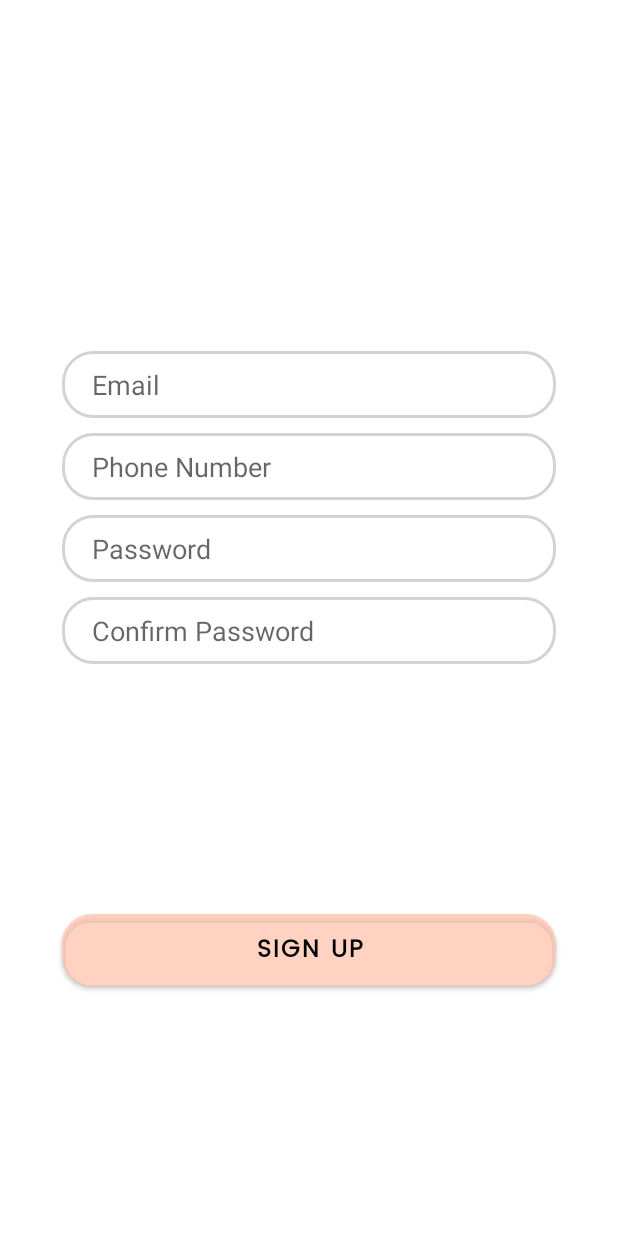
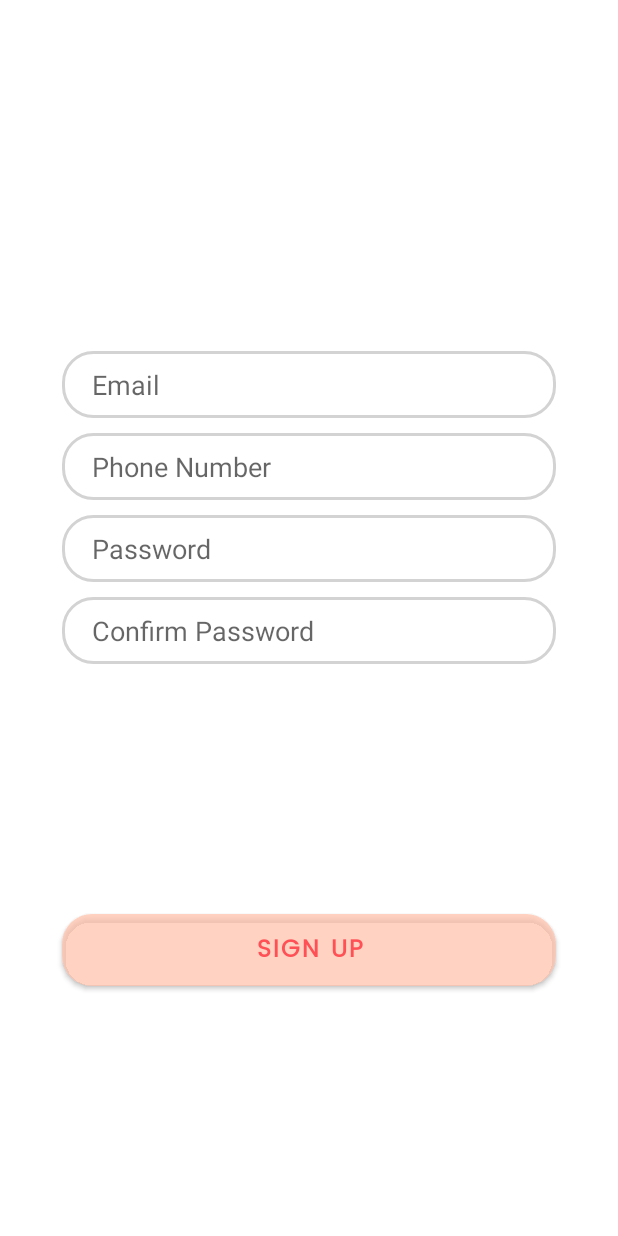
Before and after one commit to MikeBrandon/ReciPie, an Android app: the fragment SignupTabFragment shown on its own in the app's theme, on a phone screen of 412 x 824 dp. Run offline under Robolectric (Android 15) with nearby library versions, the phone set to English and light mode, and no system bars; Roboto replaces fonts that are not available here; 1 statement that could not run was skipped.

Commit message:
Added Up new COlors for Text and Modified existing Colors

```diff
--- a/av-project/frontend/app/src/main/res/layout/activity_intro.xml
+++ b/av-project/frontend/app/src/main/res/layout/activity_intro.xml
@@ -73,7 +73,7 @@
             android:layout_height="wrap_content"
             android:layout_margin="20dp"
             android:text="@string/next"
-            android:textColor="@color/black"
+            android:textColor="@color/textonpink"
             app:cornerRadius="20dp"
             app:layout_constraintBottom_toBottomOf="parent"
             app:layout_constraintEnd_toEndOf="parent"
--- a/av-project/frontend/app/src/main/res/layout/activity_login_signup.xml
+++ b/av-project/frontend/app/src/main/res/layout/activity_login_signup.xml
@@ -79,7 +79,8 @@
             app:layout_constraintStart_toStartOf="parent"
             app:layout_constraintTop_toTopOf="parent"
             app:layout_constraintVertical_bias="0"
-            android:background="@drawable/vie_bg"/>
+            android:background="@drawable/vie_bg"
+            app:tabSelectedTextColor="@color/textonpink"/>
 
         <Button
             android:id="@+id/skip_button"
@@ -90,7 +91,7 @@
             app:layout_constraintStart_toStartOf="parent"
             app:layout_constraintTop_toBottomOf="@+id/view_pager"
             android:text="@string/skip"
-            android:textColor="@color/black"
+            android:textColor="@color/textonpink"
             android:fontFamily="@font/poppins"
             android:background="@drawable/button_bg"/>
 
--- a/av-project/frontend/app/src/main/res/layout/item_container_onboarding.xml
+++ b/av-project/frontend/app/src/main/res/layout/item_container_onboarding.xml
@@ -25,7 +25,7 @@
         android:layout_height="wrap_content"
         android:fontFamily="@font/poppins"
         android:gravity="center"
-        android:textColor="@color/pink100"
+        android:textColor="@color/textonpink"
         android:textSize="20sp"
         android:textStyle="bold" />
 
--- a/av-project/frontend/app/src/main/res/layout/login_tab_fragment.xml
+++ b/av-project/frontend/app/src/main/res/layout/login_tab_fragment.xml
@@ -56,7 +56,7 @@
         android:text="@string/login"
         android:textStyle="bold"
         android:fontFamily="@font/poppins"
-        android:textColor="@color/black"
+        android:textColor="@color/textonpink"
         android:background="@drawable/button_bg"/>
 
     <TextView
--- a/av-project/frontend/app/src/main/res/layout/signup_tab_fragment.xml
+++ b/av-project/frontend/app/src/main/res/layout/signup_tab_fragment.xml
@@ -89,7 +89,7 @@
         android:background="@drawable/button_bg"
         android:fontFamily="@font/poppins"
         android:text="@string/signup"
-        android:textColor="@color/black"
+        android:textColor="@color/textonpink"
         android:textSize="16sp"
         android:textStyle="bold"
         app:layout_constraintBottom_toBottomOf="parent"
--- a/av-project/frontend/app/src/main/res/values-night/themes.xml
+++ b/av-project/frontend/app/src/main/res/values-night/themes.xml
@@ -10,7 +10,7 @@
         <item name="colorSecondaryVariant">@color/yellow100</item>
         <item name="colorOnSecondary">@color/black</item>
         <!-- Status bar color. -->
-        <item name="android:statusBarColor" tools:targetApi="l">?attr/colorPrimaryVariant</item>
+        <item name="android:statusBarColor" tools:targetApi="l">@color/textonpink</item>
         <!-- Customize your theme here. -->
     </style>
 </resources>
--- a/av-project/frontend/app/src/main/res/values/colors.xml
+++ b/av-project/frontend/app/src/main/res/values/colors.xml
@@ -10,4 +10,8 @@
     <color name="green70">#B3C0FFBB</color>
     <color name="green100">#C0FFBB</color>
     <color name="pink25">#33FFBFA8</color>
+
+    <color name="textonpink">#FF5055</color>
+    <color name="textonyellow">#FF9B15</color>
+    <color name="textongreen">#0CA300</color>
 </resources>
--- a/av-project/frontend/app/src/main/res/values/themes.xml
+++ b/av-project/frontend/app/src/main/res/values/themes.xml
@@ -10,7 +10,7 @@
         <item name="colorSecondaryVariant">@color/yellow100</item>
         <item name="colorOnSecondary">@color/black</item>
         <!-- Status bar color. -->
-        <item name="android:statusBarColor" tools:targetApi="l">?attr/colorPrimaryVariant</item>
+        <item name="android:statusBarColor" tools:targetApi="l">@color/textonpink</item>
         <!-- Customize your theme here. -->
     </style>
 </resources>
```
Also changed, not shown: av-project/frontend/app/src/main/AndroidManifest.xml (+5 -3 lines), av-project/frontend/app/src/main/res/menu/bottom_nav_menu.xml (+1 -7 lines).
